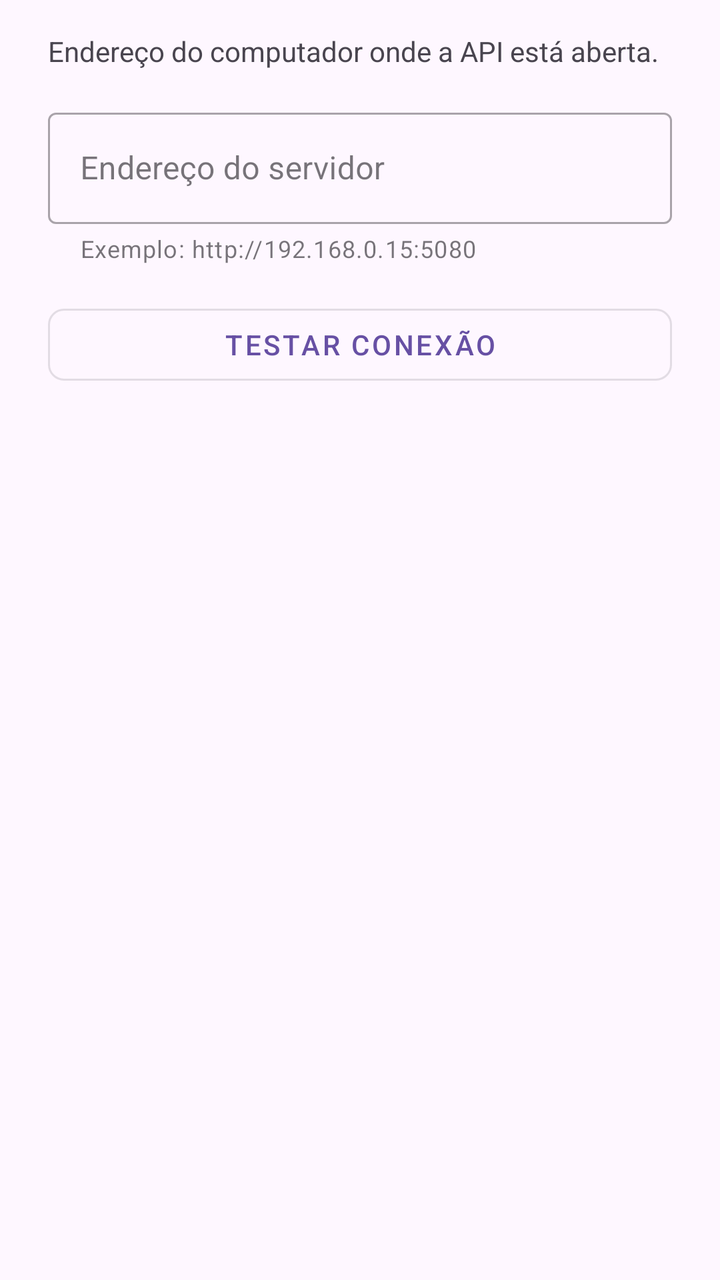
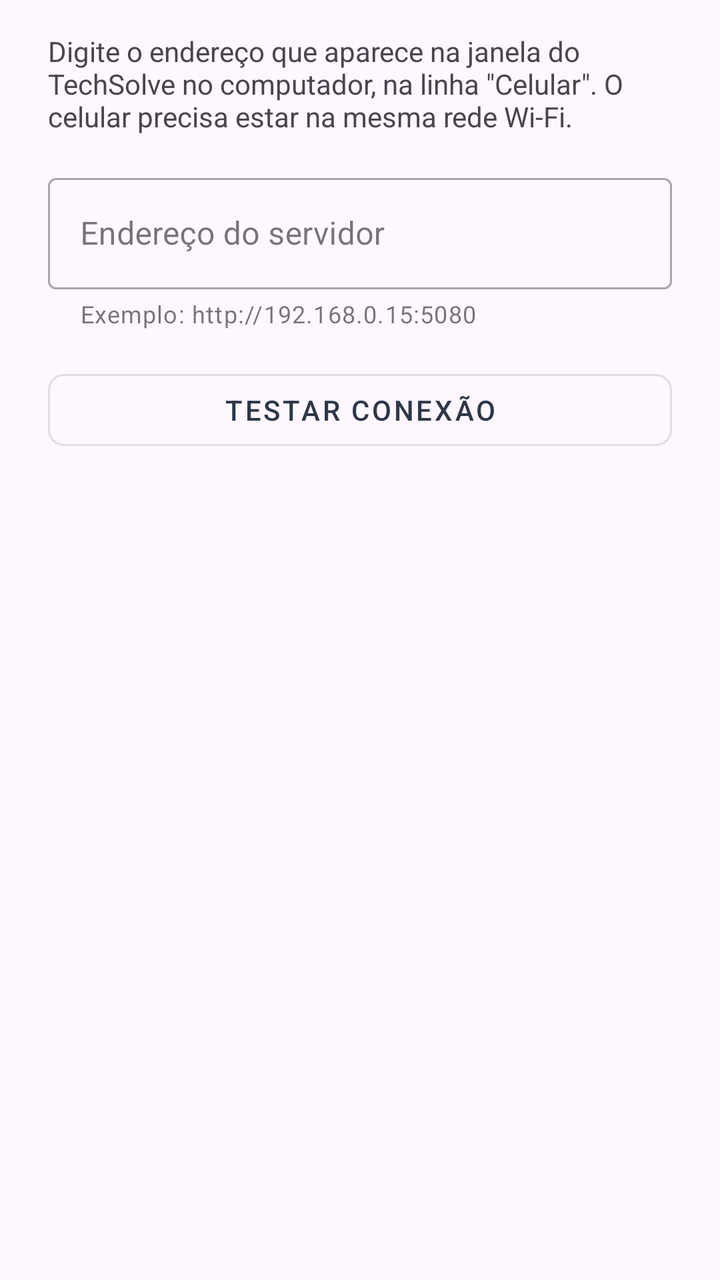

Screens rendered from an Android XML layout before and after an edit, with the pre-edit source and the edit as a unified diff.
<!-- AndroidManifest.xml: application theme Theme.TechSolve -->
<!-- res/layout/dialog_servidor.xml -->
<?xml version="1.0" encoding="utf-8"?>
<ScrollView xmlns:android="http://schemas.android.com/apk/res/android"
    xmlns:app="http://schemas.android.com/apk/res-auto"
    android:layout_width="match_parent"
    android:layout_height="wrap_content">

    <LinearLayout
        android:layout_width="match_parent"
        android:layout_height="wrap_content"
        android:orientation="vertical"
        android:paddingStart="24dp"
        android:paddingEnd="24dp"
        android:paddingTop="16dp">

        <TextView
            android:layout_width="match_parent"
            android:layout_height="wrap_content"
            android:text="Endereço do computador onde a API está aberta."
            android:textSize="14sp" />

        <com.google.android.material.textfield.TextInputLayout
            android:id="@+id/tilServidor"
            android:layout_width="match_parent"
            android:layout_height="wrap_content"
            android:hint="Endereço do servidor"
            app:helperText="Exemplo: http://192.168.0.15:5080"
            style="@style/Widget.MaterialComponents.TextInputLayout.OutlinedBox"
            android:layout_marginTop="16dp">

            <com.google.android.material.textfield.TextInputEditText
                android:id="@+id/etServidor"
                android:layout_width="match_parent"
                android:layout_height="wrap_content"
                android:inputType="textUri"
                android:maxLines="1" />
        </com.google.android.material.textfield.TextInputLayout>

        <com.google.android.material.button.MaterialButton
            android:id="@+id/btnTestarConexao"
            android:layout_width="match_parent"
            android:layout_height="48dp"
            android:text="Testar conexão"
            android:textSize="14sp"
            app:cornerRadius="8dp"
            style="@style/Widget.MaterialComponents.Button.OutlinedButton"
            android:layout_marginTop="16dp" />

        <ProgressBar
            android:id="@+id/progressTeste"
            android:layout_width="wrap_content"
            android:layout_height="wrap_content"
            android:layout_gravity="center"
            android:layout_marginTop="8dp"
            android:visibility="gone" />

        
        <TextView
            android:id="@+id/tvResultadoTeste"
            android:layout_width="match_parent"
            android:layout_height="wrap_content"
            android:textSize="14sp"
            android:layout_marginTop="8dp"
            android:visibility="gone" />

    </LinearLayout>
</ScrollView>
<!-- resources referenced by this layout -->
<resources>
  <style name="Theme.TechSolve" parent="Base.Theme.TechSolve" />
  <style name="Base.Theme.TechSolve" parent="Theme.Material3.DayNight.NoActionBar">
          
          
      </style>
</resources>

<!-- the commit's change to res/layout/dialog_servidor.xml (unified diff, before → after) -->
@@ -15,7 +15,7 @@
         <TextView
             android:layout_width="match_parent"
             android:layout_height="wrap_content"
-            android:text="Endereço do computador onde a API está aberta."
+            android:text="Digite o endereço que aparece na janela do TechSolve no computador, na linha &quot;Celular&quot;. O celular precisa estar na mesma rede Wi-Fi."
             android:textSize="14sp" />
 
         <com.google.android.material.textfield.TextInputLayout
<!-- resource entries referenced after the edit -->
@@ -1,9 +1,32 @@
 <!-- resources referenced by this layout -->
 <resources>
   <style name="Theme.TechSolve" parent="Base.Theme.TechSolve" />
-  <style name="Base.Theme.TechSolve" parent="Theme.Material3.DayNight.NoActionBar">
+  <style name="Base.Theme.TechSolve" parent="Theme.Material3.Light.NoActionBar">
+          <item name="colorPrimary">@color/techsolve_escuro</item>
+          <item name="colorOnPrimary">@color/white</item>
+          <item name="colorPrimaryContainer">@color/techsolve_destaque</item>
+          <item name="colorOnPrimaryContainer">@color/techsolve_mais_escuro</item>
+          <item name="colorSecondary">@color/techsolve_escuro</item>
+          <item name="colorOnSecondary">@color/white</item>
+          <item name="colorSecondaryContainer">@color/techsolve_destaque_claro</item>
+          <item name="colorOnSecondaryContainer">@color/techsolve_mais_escuro</item>
+  
           
-          
+          <item name="colorSurface">@color/white</item>
+          <item name="colorSurfaceContainerLowest">@color/white</item>
+          <item name="colorSurfaceContainerLow">@color/white</item>
+          <item name="colorSurfaceContainer">@color/white</item>
+          <item name="colorSurfaceContainerHigh">@color/white</item>
+          <item name="colorSurfaceContainerHighest">@color/techsolve_fundo</item>
+  
+          <item name="android:statusBarColor">@color/techsolve_mais_escuro</item>
+          <item name="android:windowLightStatusBar">false</item>
       </style>
+  <color name="techsolve_escuro">#FF2D3748</color>
+  <color name="white">#FFFFFFFF</color>
+  <color name="techsolve_destaque">#FFFBBF24</color>
+  <color name="techsolve_mais_escuro">#FF1A202C</color>
+  <color name="techsolve_destaque_claro">#FFFDE9A8</color>
+  <color name="techsolve_fundo">#FFF5F5F5</color>
 </resources>
 
